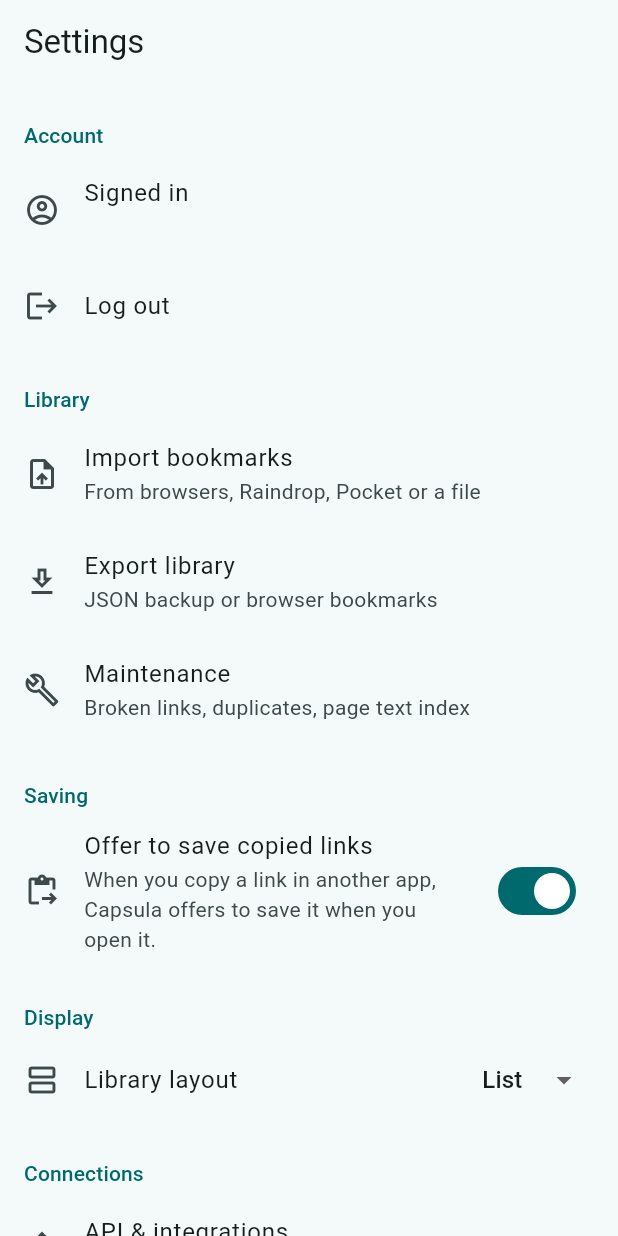
After one commit to Ozais49/Capsula, a Flutter app: the SettingsScreen screen opened by its route, on a phone screen of 412 x 824 dp. The commit adds this screen. Run offline on Flutter 3.47's test engine with Material 3 defaults, Android fonts, the light colour scheme and no system bars; our stand-ins replace cloud_firestore, cross_file, firebase_auth, firebase_core, go_router, shared_preferences and 1 more; missing offline and left inert: dart_firebase_admin, file_selector, shelf_router; accounts and stored records are empty.

Commit message:
Settings page, account header and copied-link saving
Navigation now opens with a greeting for the signed-in user and Settings
and Log out buttons, followed by the full list of categories. Import,
export, maintenance, API & integrations and connection settings moved to
a new Settings page, which also holds the library layout and a switch
for offering to save copied links.

On Android, opening Capsula with a link on the clipboard offers to save
it, once per link, unless it is already saved.

```diff
--- a/lib/app/app.dart
+++ b/lib/app/app.dart
@@ -8,6 +8,7 @@ import 'package:go_router/go_router.dart';
 
 import '../config/app_config.dart';
 import '../data/api/api_client.dart';
+import '../platform/clipboard_reader.dart';
 import '../platform/file_saver.dart';
 import '../platform/import_file_picker.dart';
 import '../platform/share_intake.dart';
@@ -38,6 +39,7 @@ class CapsulaApp extends StatefulWidget {
     this.apiClientFactory,
     this.display,
     this.linkChecker,
+    this.clipboard = const SystemClipboardReader(),
   });
 
   final AppConfig config;
@@ -61,6 +63,7 @@ class CapsulaApp extends StatefulWidget {
 
   /// Defaults to checking links over HTTP (through the API when set).
   final LinkChecker? linkChecker;
+  final ClipboardReader clipboard;
 
   @override
   State<CapsulaApp> createState() => _CapsulaAppState();
@@ -164,6 +167,7 @@ class _CapsulaAppState extends State<CapsulaApp> {
       apiClient: _apiClient,
       display: _display,
       linkChecker: _linkChecker,
+      clipboard: widget.clipboard,
       importFilePicker: widget.importFilePicker,
       fileSaver: widget.fileSaver,
       child: MaterialApp.router(
--- a/lib/app/dependencies.dart
+++ b/lib/app/dependencies.dart
@@ -13,6 +13,7 @@ import 'package:capsula_core/domain/import/import_service.dart';
 import 'package:capsula_core/domain/reader/page_info_service.dart';
 import 'package:capsula_core/domain/reader/reader_service.dart';
 
+import '../platform/clipboard_reader.dart';
 import '../platform/file_saver.dart';
 import '../platform/import_file_picker.dart';
 import '../platform/share_intake.dart';
@@ -33,6 +34,7 @@ class AppDependencies extends InheritedWidget {
     required this.apiClient,
     required this.display,
     required this.linkChecker,
+    this.clipboard = const SystemClipboardReader(),
     this.importFilePicker = const FileSelectorImportPicker(),
     this.fileSaver = const PlatformFileSaver(),
     required super.child,
@@ -51,6 +53,7 @@ class AppDependencies extends InheritedWidget {
   final CapsulaApiClient? Function() apiClient;
   final DisplayPreferences display;
   final LinkChecker linkChecker;
+  final ClipboardReader clipboard;
   final ImportFilePicker importFilePicker;
   final FileSaver fileSaver;
 
--- a/lib/app/display_preferences.dart
+++ b/lib/app/display_preferences.dart
@@ -22,15 +22,21 @@ class DisplayPreferences extends ChangeNotifier {
 
   LibraryLayout _layout = LibraryLayout.list;
   BookmarkSort _sort = BookmarkSort.newest;
+  bool _offerCopiedLinks = true;
 
   LibraryLayout get layout => _layout;
   BookmarkSort get sort => _sort;
+
+  /// Offer to save a link the user copied in another app.
+  bool get offerCopiedLinks => _offerCopiedLinks;
 
   Future<void> load() async {
     if (!_persist) return;
     try {
       final layout = await _prefs.getString('library_layout');
       final sort = await _prefs.getString('library_sort');
+      _offerCopiedLinks =
+          await _prefs.getBool('offer_copied_links') ?? _offerCopiedLinks;
       _layout = LibraryLayout.values.firstWhere(
         (l) => l.name == layout,
         orElse: () => _layout,
@@ -57,6 +63,14 @@ class DisplayPreferences extends ChangeNotifier {
     _save('library_sort', sort.name);
   }
 
+  void setOfferCopiedLinks(bool offer) {
+    _offerCopiedLinks = offer;
+    notifyListeners();
+    if (_persist) {
+      _prefs.setBool('offer_copied_links', offer).catchError((Object _) {});
+    }
+  }
+
   void _save(String key, String value) {
     if (!_persist) return;
     _prefs.setString(key, value).catchError((Object _) {});
--- a/lib/app/router.dart
+++ b/lib/app/router.dart
@@ -13,6 +13,7 @@ import '../features/integrations/integrations_screen.dart';
 import '../features/loading/loading_screen.dart';
 import '../features/maintenance/maintenance_screen.dart';
 import '../features/reader/reader_screen.dart';
+import '../features/settings/settings_screen.dart';
 import '../features/share/share_screen.dart';
 import 'auth_session.dart';
 import 'backend_controller.dart';
@@ -27,6 +28,7 @@ abstract final class AppRoutes {
   static const integrations = '/integrations';
   static const highlights = '/highlights';
   static const maintenance = '/maintenance';
+  static const settings = '/settings';
 
   static String bookmark(String id) => '/bookmarks/$id';
 
@@ -79,6 +81,10 @@ final _authRoutes = [
   GoRoute(
     path: AppRoutes.loading,
     builder: (context, state) => const LoadingScreen(),
+  ),
+  GoRoute(
+    path: AppRoutes.settings,
+    builder: (context, state) => const SettingsScreen(),
   ),
   GoRoute(
     path: AppRoutes.maintenance,
--- a/lib/features/bookmarks/library_screen.dart
+++ b/lib/features/bookmarks/library_screen.dart
@@ -3,7 +3,10 @@ import 'dart:async';
 import 'package:capsula_core/domain/bookmarks/bookmark.dart';
 import 'package:capsula_core/domain/bookmarks/bookmark_repository.dart';
 import 'package:capsula_core/domain/bookmarks/bookmark_view.dart';
+import 'package:capsula_core/domain/bookmarks/bookmark_service.dart';
 import 'package:capsula_core/domain/bookmarks/search_tokens.dart';
+import 'package:capsula_core/domain/bookmarks/shared_content.dart';
+import 'package:capsula_core/domain/bookmarks/url_normalizer.dart';
 import 'package:capsula_core/domain/organization/label.dart';
 import 'package:flutter/material.dart';
 import 'package:flutter/semantics.dart';
@@ -32,6 +35,10 @@ class LibraryScreen extends StatefulWidget {
 
   static const searchFieldKey = Key('library-search');
 
+  /// The last copied link offered for saving, so each is offered once per
+  /// app run even as the library screen is rebuilt.
+  static String? lastOfferedLink;
+
   /// Width from which navigation is shown beside the list.
   static const wideLayout = 1000.0;
 
@@ -39,7 +46,8 @@ class LibraryScreen extends StatefulWidget {
   State<LibraryScreen> createState() => _LibraryScreenState();
 }
 
-class _LibraryScreenState extends State<LibraryScreen> {
+class _LibraryScreenState extends State<LibraryScreen>
+    with WidgetsBindingObserver {
   final _searchController = TextEditingController();
   final _searchFocus = FocusNode();
   Timer? _debounce;
@@ -62,6 +70,75 @@ class _LibraryScreenState extends State<LibraryScreen> {
     super.didChangeDependencies();
     _sort ??= _display.sort;
     _stream ??= _subscribe();
+    if (!_observing) {
+      _observing = true;
+      WidgetsBinding.instance.addObserver(this);
+      _offerCopiedLink();
+    }
+  }
+
+  bool _observing = false;
+
+  @override
+  void didChangeAppLifecycleState(AppLifecycleState state) {
+    if (state == AppLifecycleState.resumed) _offerCopiedLink();
+  }
+
+  /// Offers to save a link the user copied in another app.
+  Future<void> _offerCopiedLink() async {
+    final deps = AppDependencies.of(context);
+    if (!deps.display.offerCopiedLinks) return;
+    final text = await deps.clipboard.read();
+    if (text == null || text.trim().isEmpty || !mounted) return;
+    final links = extractSharedLinks(SharedContent(text: text));
+    if (links.urls.isEmpty) return;
+    final url = links.urls.first;
+    final canonical = canonicalizeUrl(url);
+    if (canonical == LibraryScreen.lastOfferedLink) return;
+    LibraryScreen.lastOfferedLink = canonical;
+    try {
+      final existing = await deps.bookmarks.repository.findByCanonicalUrl(
+        canonical,
+      );
+      if (existing != null || !mounted) return;
+    } on Object {
+      return;
+    }
+    final messenger = ScaffoldMessenger.of(context);
+    messenger.hideCurrentSnackBar();
+    messenger.showSnackBar(
+      SnackBar(
+        duration: const Duration(seconds: 8),
+        content: Text('Save the link you copied? ${url.host}'),
+        action: SnackBarAction(
+          label: 'Save',
+          onPressed: () async {
+            try {
+              final result = await deps.bookmarks.save(
+                url.toString(),
+                title: links.title,
+              );
+              if (result case Saved(:final bookmark)) {
+                deps.bookmarks
+                    .fetchDetails(
+                      bookmark,
+                      deps.pageInfo,
+                      fallbackTitle: links.title,
+                    )
+                    .ignore();
+                messenger.showSnackBar(
+                  const SnackBar(content: Text('Saved to Inbox')),
+                );
+              }
+            } on Object catch (e) {
+              messenger.showSnackBar(
+                SnackBar(content: Text('Could not save: $e')),
+              );
+            }
+          },
+        ),
+      ),
+    );
   }
 
   @override
@@ -77,6 +154,7 @@ class _LibraryScreenState extends State<LibraryScreen> {
 
   @override
   void dispose() {
+    if (_observing) WidgetsBinding.instance.removeObserver(this);
     _debounce?.cancel();
     _searchController.dispose();
     _searchFocus.dispose();
--- /dev/null
+++ b/lib/features/settings/settings_screen.dart
@@ -0,0 +1,131 @@
+import 'package:flutter/foundation.dart';
+import 'package:flutter/material.dart';
+import 'package:go_router/go_router.dart';
+
+import '../../app/dependencies.dart';
+import '../../app/display_preferences.dart';
+import '../../app/router.dart';
+import '../../app/theme.dart';
+import '../bookmarks/library_navigation.dart';
+import '../export/export_dialog.dart';
+
+/// Account, library tools, integrations and preferences.
+class SettingsScreen extends StatelessWidget {
+  const SettingsScreen({super.key});
+
+  @override
+  Widget build(BuildContext context) {
+    final deps = AppDependencies.of(context);
+    final user = deps.authSession.user;
+    final handle = userHandle(user);
+    final theme = Theme.of(context);
+
+    Widget header(String text) => Padding(
+      padding: const EdgeInsets.fromLTRB(Gap.md, Gap.lg, Gap.md, Gap.xs),
+      child: Text(
+        text,
+        style: theme.textTheme.titleSmall?.copyWith(
+          color: theme.colorScheme.primary,
+        ),
+      ),
+    );
+
+    return Scaffold(
+      appBar: AppBar(title: const Text('Settings')),
+      body: Center(
+        child: ConstrainedBox(
+          constraints: const BoxConstraints(maxWidth: 640),
+          child: ListView(
+            padding: const EdgeInsets.only(bottom: Gap.xl),
+            children: [
+              header('Account'),
+              ListTile(
+                leading: const Icon(Icons.account_circle_outlined),
+                title: Text(handle.isEmpty ? 'Signed in' : '@$handle'),
+                subtitle: user?.email == null ? null : Text(user!.email!),
+              ),
+              ListTile(
+                leading: const Icon(Icons.logout),
+                title: const Text('Log out'),
+                onTap: () {
+                  deps.authRepository.signOut();
+                },
+              ),
+              header('Library'),
+              ListTile(
+                leading: const Icon(Icons.upload_file),
+                title: const Text('Import bookmarks'),
+                subtitle: const Text(
+                  'From browsers, Raindrop, Pocket or a file',
+                ),
+                onTap: () => context.push(AppRoutes.import),
+              ),
+              ListTile(
+                leading: const Icon(Icons.download_outlined),
+                title: const Text('Export library'),
+                subtitle: const Text('JSON backup or browser bookmarks'),
+                onTap: () => showExportDialog(context),
+              ),
+              ListTile(
+                leading: const Icon(Icons.build_outlined),
+                title: const Text('Maintenance'),
+                subtitle: const Text(
+                  'Broken links, duplicates, page text index',
+                ),
+                onTap: () => context.push(AppRoutes.maintenance),
+              ),
+              header('Saving'),
+              ListenableBuilder(
+                listenable: deps.display,
+                builder: (context, _) => SwitchListTile(
+                  secondary: const Icon(Icons.content_paste_go),
+                  title: const Text('Offer to save copied links'),
+                  subtitle: Text(
+                    kIsWeb
+                        ? 'Available in the Android app'
+                        : 'When you copy a link in another app, Capsula '
+                              'offers to save it when you open it.',
+                  ),
+                  value: !kIsWeb && deps.display.offerCopiedLinks,
+                  onChanged: kIsWeb ? null : deps.display.setOfferCopiedLinks,
+                ),
+              ),
+              header('Display'),
+              ListenableBuilder(
+                listenable: deps.display,
+                builder: (context, _) => ListTile(
+                  leading: const Icon(Icons.view_agenda_outlined),
+                  title: const Text('Library layout'),
+                  trailing: DropdownButton<LibraryLayout>(
+                    value: deps.display.layout,
+                    underline: const SizedBox.shrink(),
+                    onChanged: (l) {
+                      if (l != null) deps.display.setLayout(l);
+                    },
+                    items: [
+                      for (final l in LibraryLayout.values)
+                        DropdownMenuItem(value: l, child: Text(l.label)),
+                    ],
+                  ),
+                ),
+              ),
+              header('Connections'),
+              ListTile(
+                leading: const Icon(Icons.api),
+                title: const Text('API & integrations'),
+                subtitle: const Text('Server address and API tokens'),
+                onTap: () => context.push(AppRoutes.integrations),
+              ),
+              ListTile(
+                leading: const Icon(Icons.settings_ethernet),
+                title: const Text('Connection settings'),
+                subtitle: const Text('Firebase project'),
+                onTap: () => context.push(AppRoutes.connection),
+              ),
+            ],
+          ),
+        ),
+      ),
+    );
+  }
+}
--- /dev/null
+++ b/lib/platform/clipboard_reader.dart
@@ -0,0 +1,23 @@
+import 'package:flutter/foundation.dart';
+import 'package:flutter/services.dart';
+
+/// Reads text the user copied, so Capsula can offer to save a copied link.
+abstract interface class ClipboardReader {
+  /// Null when there's no text or reading isn't possible.
+  Future<String?> read();
+}
+
+class SystemClipboardReader implements ClipboardReader {
+  const SystemClipboardReader();
+
+  @override
+  Future<String?> read() async {
+    // Browsers ask for permission on every read; only offer this on Android.
+    if (kIsWeb) return null;
+    try {
+      return (await Clipboard.getData(Clipboard.kTextPlain))?.text;
+    } on Object {
+      return null;
+    }
+  }
+}
```
Also changed, not shown: lib/features/bookmarks/library_navigation.dart (+76 -46 lines), 7 other files.
